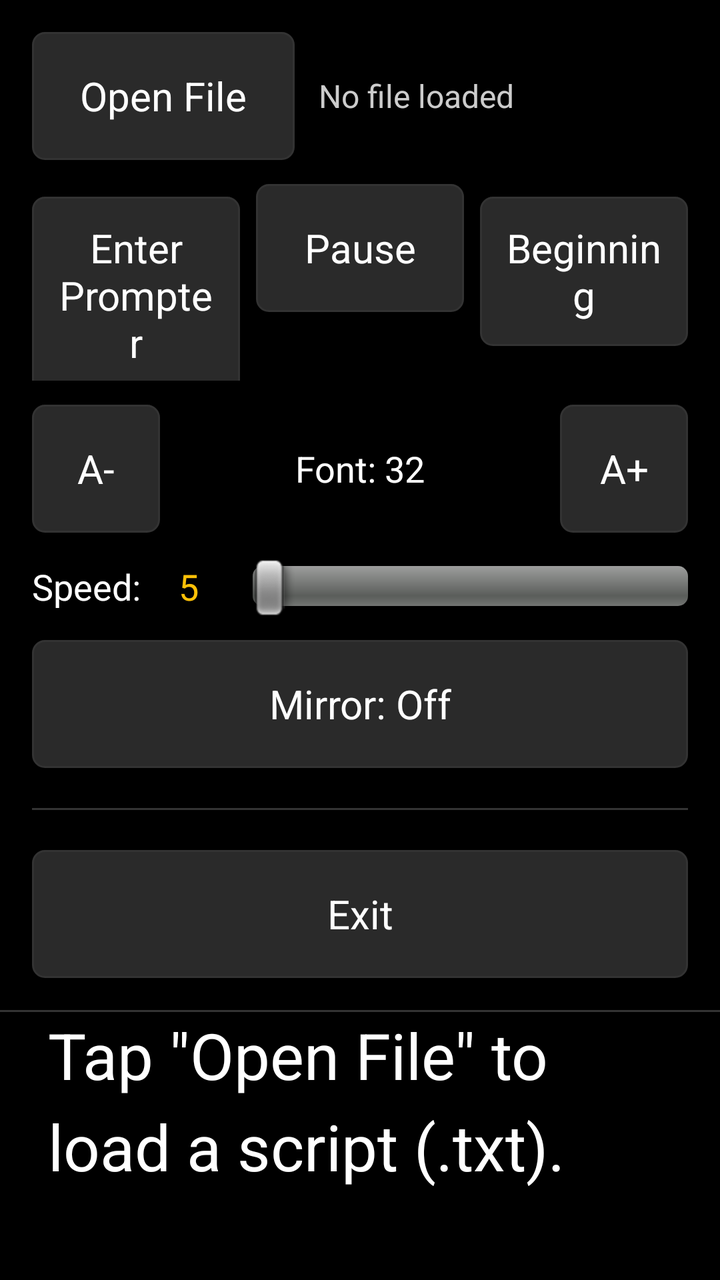
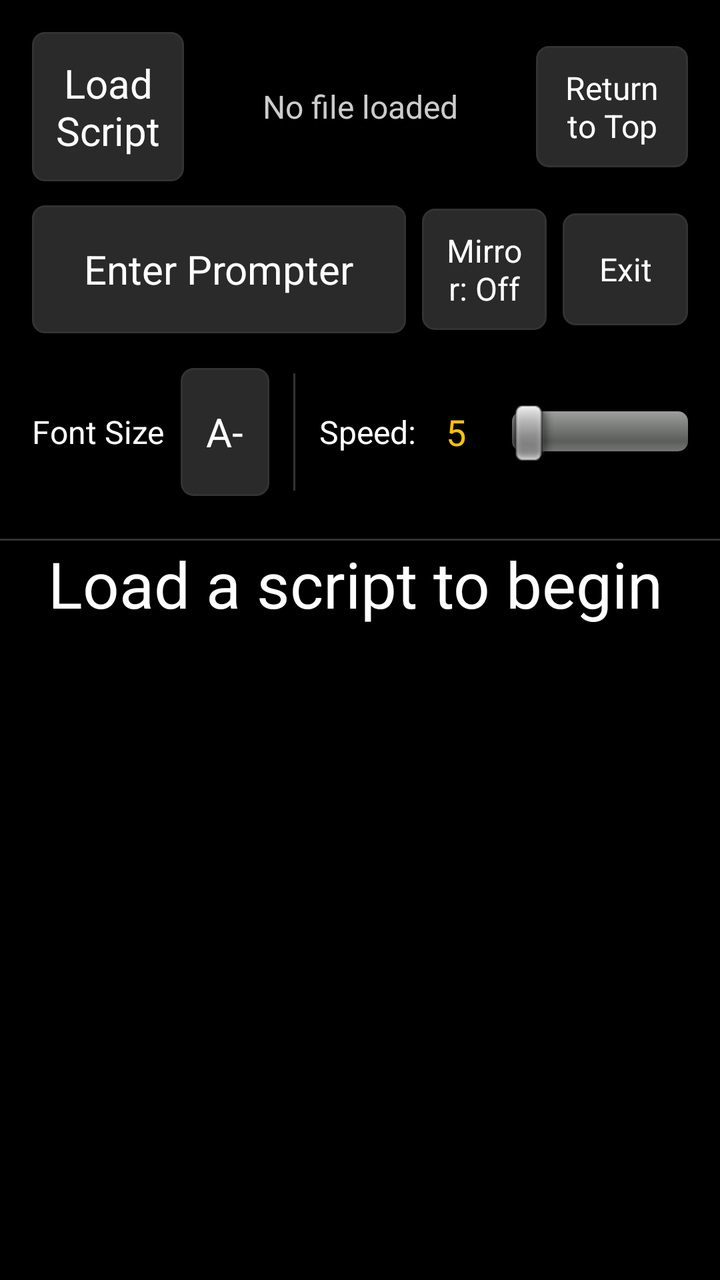

Before-and-after screenshots of an Android layout around one commit, followed by the original layout XML and the change that was made.
<!-- AndroidManifest.xml: application theme AppTheme -->
<!-- res/layout/activity_main.xml -->
<?xml version="1.0" encoding="utf-8"?>
<LinearLayout xmlns:android="http://schemas.android.com/apk/res/android"
    android:layout_width="match_parent"
    android:layout_height="match_parent"
    android:orientation="vertical"
    android:background="@color/background_black">

    <LinearLayout
        android:id="@+id/controlsPanel"
        android:layout_width="match_parent"
        android:layout_height="wrap_content"
        android:orientation="vertical"
        android:background="@color/background_black"
        android:padding="@dimen/control_padding">

        <LinearLayout
            android:layout_width="match_parent"
            android:layout_height="wrap_content"
            android:orientation="horizontal"
            android:gravity="center_vertical">

            <Button
                android:id="@+id/btnOpenFile"
                style="@style/ControlButton"
                android:layout_width="0dp"
                android:layout_height="wrap_content"
                android:layout_weight="1"
                android:text="@string/btn_open_file" />

            <TextView
                android:id="@+id/currentFileLabel"
                android:layout_width="0dp"
                android:layout_height="wrap_content"
                android:layout_weight="1.4"
                android:layout_marginLeft="12dp"
                android:layout_marginStart="12dp"
                android:text="@string/no_file_loaded"
                android:textColor="@color/text_light_gray"
                android:textSize="16sp"
                android:gravity="center_vertical"
                android:maxLines="1"
                android:ellipsize="middle" />
        </LinearLayout>

        <LinearLayout
            android:layout_width="match_parent"
            android:layout_height="wrap_content"
            android:orientation="horizontal"
            android:layout_marginTop="12dp">

            <Button
                android:id="@+id/btnStart"
                style="@style/ControlButton"
                android:layout_width="0dp"
                android:layout_height="wrap_content"
                android:layout_weight="1"
                android:layout_marginRight="8dp"
                android:layout_marginEnd="8dp"
                android:text="@string/btn_start" />

            <Button
                android:id="@+id/btnPause"
                style="@style/ControlButton"
                android:layout_width="0dp"
                android:layout_height="wrap_content"
                android:layout_weight="1"
                android:layout_marginRight="8dp"
                android:layout_marginEnd="8dp"
                android:text="@string/btn_pause" />

            <Button
                android:id="@+id/btnBeginning"
                style="@style/ControlButton"
                android:layout_width="0dp"
                android:layout_height="wrap_content"
                android:layout_weight="1"
                android:text="@string/btn_beginning" />
        </LinearLayout>

        <LinearLayout
            android:layout_width="match_parent"
            android:layout_height="wrap_content"
            android:orientation="horizontal"
            android:layout_marginTop="12dp"
            android:gravity="center_vertical">

            <Button
                android:id="@+id/btnFontDecrease"
                style="@style/ControlButton"
                android:layout_width="wrap_content"
                android:layout_height="wrap_content"
                android:minWidth="64dp"
                android:text="@string/btn_font_decrease" />

            <TextView
                android:id="@+id/fontSizeLabel"
                android:layout_width="0dp"
                android:layout_height="wrap_content"
                android:layout_weight="1"
                android:gravity="center"
                android:textColor="@color/text_white"
                android:textSize="18sp"
                android:text="@string/font_size_default_label" />

            <Button
                android:id="@+id/btnFontIncrease"
                style="@style/ControlButton"
                android:layout_width="wrap_content"
                android:layout_height="wrap_content"
                android:minWidth="64dp"
                android:text="@string/btn_font_increase" />
        </LinearLayout>

        <LinearLayout
            android:layout_width="match_parent"
            android:layout_height="wrap_content"
            android:orientation="horizontal"
            android:layout_marginTop="12dp"
            android:gravity="center_vertical">

            <TextView
                android:layout_width="wrap_content"
                android:layout_height="wrap_content"
                android:text="@string/speed_prefix"
                android:textColor="@color/text_white"
                android:textSize="18sp" />

            <TextView
                android:id="@+id/speedLabel"
                android:layout_width="48dp"
                android:layout_height="wrap_content"
                android:gravity="center"
                android:textColor="@color/accent_amber"
                android:textSize="18sp"
                android:text="@string/speed_default_label" />

            <SeekBar
                android:id="@+id/speedSeekBar"
                android:layout_width="0dp"
                android:layout_height="wrap_content"
                android:layout_weight="1"
                android:layout_marginLeft="8dp"
                android:layout_marginStart="8dp" />
        </LinearLayout>

        <ToggleButton
            android:id="@+id/mirrorToggle"
            android:layout_width="match_parent"
            android:layout_height="wrap_content"
            android:layout_marginTop="12dp"
            android:minHeight="@dimen/control_button_height"
            android:textOn="@string/mirror_on"
            android:textOff="@string/mirror_off"
            android:textColor="@color/text_white"
            android:background="@drawable/button_background"
            android:textSize="@dimen/control_text_size" />

        <View
            android:layout_width="match_parent"
            android:layout_height="1dp"
            android:layout_marginTop="20dp"
            android:background="@color/divider_color" />

        <Button
            android:id="@+id/btnExit"
            style="@style/ControlButton"
            android:layout_width="match_parent"
            android:layout_height="wrap_content"
            android:layout_marginTop="20dp"
            android:text="@string/btn_exit" />
    </LinearLayout>

    <View
        android:layout_width="match_parent"
        android:layout_height="1dp"
        android:background="@color/divider_color" />

    <FrameLayout
        android:id="@+id/fullScreenContainer"
        android:layout_width="match_parent"
        android:layout_height="0dp"
        android:layout_weight="1"
        android:background="@color/background_black">

        <ScrollView
            android:id="@+id/scrollView"
            android:layout_width="match_parent"
            android:layout_height="match_parent"
            android:background="@color/background_black"
            android:scrollbars="none"
            android:fillViewport="true">

            <TextView
                android:id="@+id/scriptText"
                android:layout_width="match_parent"
                android:layout_height="wrap_content"
                android:paddingLeft="24dp"
                android:paddingRight="24dp"
                android:paddingBottom="24dp"
                android:textColor="@color/text_white"
                android:textSize="@dimen/script_default_text_size"
                android:lineSpacingMultiplier="1.2"
                android:text="@string/default_script_placeholder" />
        </ScrollView>

        <TextView
            android:id="@+id/countdownText"
            android:layout_width="wrap_content"
            android:layout_height="wrap_content"
            android:layout_gravity="center"
            android:visibility="gone"
            android:background="@drawable/countdown_background"
            android:paddingLeft="48dp"
            android:paddingRight="48dp"
            android:paddingTop="16dp"
            android:paddingBottom="16dp"
            android:gravity="center"
            android:textColor="@color/text_white"
            android:textStyle="bold"
            android:textSize="@dimen/countdown_text_size" />

        <TextView
            android:id="@+id/tapInstructionText"
            android:layout_width="wrap_content"
            android:layout_height="wrap_content"
            android:layout_gravity="center"
            android:visibility="gone"
            android:clickable="false"
            android:focusable="false"
            android:background="@drawable/countdown_background"
            android:paddingLeft="48dp"
            android:paddingRight="48dp"
            android:paddingTop="16dp"
            android:paddingBottom="16dp"
            android:gravity="center"
            android:textColor="@color/text_white"
            android:textStyle="bold"
            android:text="@string/tap_to_start"
            android:textSize="@dimen/tap_instruction_text_size" />

    </FrameLayout>

</LinearLayout>
<!-- resources referenced by this layout -->
<resources>
  <color name="accent_amber">#FFFFC107</color>
  <color name="background_black">#FF000000</color>
  <color name="divider_color">#FF333333</color>
  <color name="text_light_gray">#FFCCCCCC</color>
  <color name="text_white">#FFFFFFFF</color>
  <dimen name="control_button_height">64dp</dimen>
  <dimen name="control_padding">16dp</dimen>
  <dimen name="control_text_size">20sp</dimen>
  <dimen name="countdown_text_size">140sp</dimen>
  <dimen name="script_default_text_size">32sp</dimen>
  <dimen name="tap_instruction_text_size">64sp</dimen>
  <!-- drawable countdown_background (drawable) -->
  <?xml version="1.0" encoding="utf-8"?>
  <shape xmlns:android="http://schemas.android.com/apk/res/android"
      android:shape="rectangle">
      <solid android:color="#CC000000" />
      <corners android:radius="24dp" />
      <stroke android:width="2dp" android:color="@color/accent_amber" />
  </shape>
  <string name="btn_beginning">Beginning</string>
  <string name="btn_exit">Exit</string>
  <string name="btn_font_decrease">A-</string>
  <string name="btn_font_increase">A+</string>
  <string name="btn_open_file">Open File</string>
  <string name="btn_pause">Pause</string>
  <string name="btn_start">Enter Prompter</string>
  <string name="default_script_placeholder">Tap \"Open File\" to load a script (.txt).</string>
  <string name="font_size_default_label">Font: 32</string>
  <string name="mirror_off">Mirror: Off</string>
  <string name="mirror_on">Mirror: On</string>
  <string name="no_file_loaded">No file loaded</string>
  <string name="speed_default_label">5</string>
  <string name="speed_prefix">Speed:</string>
  <string name="tap_to_start">Tap to Start</string>
  <style name="ControlButton">
          <item name="android:minHeight">@dimen/control_button_height</item>
          <item name="android:textSize">@dimen/control_text_size</item>
          <item name="android:textColor">@color/text_white</item>
          <item name="android:background">@drawable/button_background</item>
          <item name="android:padding">12dp</item>
          <item name="android:textAllCaps">false</item>
      </style>
  <style name="AppTheme" parent="android:Theme.Black.NoTitleBar">
          <item name="android:windowBackground">@color/background_black</item>
      </style>
  <color name="button_pressed">#FF444444</color>
  <color name="button_normal">#FF2A2A2A</color>
  <!-- unchanged entries left out for length: 1 -->
</resources>

<!-- the commit's change to res/layout/activity_main.xml (unified diff, before → after) -->
@@ -13,6 +13,7 @@
         android:background="@color/background_black"
         android:padding="@dimen/control_padding">
 
+        
         <LinearLayout
             android:layout_width="match_parent"
             android:layout_height="wrap_content"
@@ -31,52 +32,66 @@
                 android:id="@+id/currentFileLabel"
                 android:layout_width="0dp"
                 android:layout_height="wrap_content"
-                android:layout_weight="1.4"
+                android:layout_weight="2"
                 android:layout_marginLeft="12dp"
                 android:layout_marginStart="12dp"
+                android:layout_marginRight="12dp"
+                android:layout_marginEnd="12dp"
                 android:text="@string/no_file_loaded"
                 android:textColor="@color/text_light_gray"
                 android:textSize="16sp"
-                android:gravity="center_vertical"
+                android:gravity="center"
                 android:maxLines="1"
                 android:ellipsize="middle" />
+
+            <Button
+                android:id="@+id/btnBeginning"
+                style="@style/SecondaryControlButton"
+                android:layout_width="0dp"
+                android:layout_height="wrap_content"
+                android:layout_weight="1"
+                android:text="@string/btn_beginning" />
         </LinearLayout>
 
+        
         <LinearLayout
             android:layout_width="match_parent"
             android:layout_height="wrap_content"
             android:orientation="horizontal"
-            android:layout_marginTop="12dp">
+            android:layout_marginTop="12dp"
+            android:gravity="center_vertical">
 
             <Button
                 android:id="@+id/btnStart"
                 style="@style/ControlButton"
                 android:layout_width="0dp"
                 android:layout_height="wrap_content"
-                android:layout_weight="1"
+                android:layout_weight="3"
                 android:layout_marginRight="8dp"
                 android:layout_marginEnd="8dp"
                 android:text="@string/btn_start" />
 
-            <Button
-                android:id="@+id/btnPause"
-                style="@style/ControlButton"
+            <ToggleButton
+                android:id="@+id/mirrorToggle"
+                style="@style/SecondaryControlButton"
                 android:layout_width="0dp"
                 android:layout_height="wrap_content"
                 android:layout_weight="1"
                 android:layout_marginRight="8dp"
                 android:layout_marginEnd="8dp"
-                android:text="@string/btn_pause" />
-
-            <Button
-                android:id="@+id/btnBeginning"
-                style="@style/ControlButton"
-                android:layout_width="0dp"
-                android:layout_height="wrap_content"
-                android:layout_weight="1"
-                android:text="@string/btn_beginning" />
+                android:textOn="@string/mirror_on"
+                android:textOff="@string/mirror_off" />
+
+            <Button
+                android:id="@+id/btnExit"
+                style="@style/SecondaryControlButton"
+                android:layout_width="0dp"
+                android:layout_height="wrap_content"
+                android:layout_weight="1"
+                android:text="@string/btn_exit" />
         </LinearLayout>
 
+        
         <LinearLayout
             android:layout_width="match_parent"
             android:layout_height="wrap_content"
@@ -84,90 +99,101 @@
             android:layout_marginTop="12dp"
             android:gravity="center_vertical">
 
-            <Button
-                android:id="@+id/btnFontDecrease"
-                style="@style/ControlButton"
-                android:layout_width="wrap_content"
-                android:layout_height="wrap_content"
-                android:minWidth="64dp"
-                android:text="@string/btn_font_decrease" />
-
-            <TextView
-                android:id="@+id/fontSizeLabel"
-                android:layout_width="0dp"
-                android:layout_height="wrap_content"
-                android:layout_weight="1"
-                android:gravity="center"
-                android:textColor="@color/text_white"
-                android:textSize="18sp"
-                android:text="@string/font_size_default_label" />
-
-            <Button
-                android:id="@+id/btnFontIncrease"
-                style="@style/ControlButton"
-                android:layout_width="wrap_content"
-                android:layout_height="wrap_content"
-                android:minWidth="64dp"
-                android:text="@string/btn_font_increase" />
+            <LinearLayout
+                android:layout_width="0dp"
+                android:layout_height="wrap_content"
+                android:layout_weight="38"
+                android:orientation="horizontal"
+                android:gravity="center_vertical">
+
+                <TextView
+                    android:layout_width="wrap_content"
+                    android:layout_height="wrap_content"
+                    android:layout_marginRight="8dp"
+                    android:layout_marginEnd="8dp"
+                    android:text="@string/font_size_static_label"
+                    android:textColor="@color/text_white"
+                    android:textSize="16sp" />
+
+                <Button
+                    android:id="@+id/btnFontDecrease"
+                    style="@style/ControlButton"
+                    android:layout_width="wrap_content"
+                    android:layout_height="wrap_content"
+                    android:minWidth="56dp"
+                    android:text="@string/btn_font_decrease" />
+
+                <TextView
+                    android:id="@+id/fontSizeLabel"
+                    android:layout_width="wrap_content"
+                    android:layout_height="wrap_content"
+                    android:layout_marginLeft="6dp"
+                    android:layout_marginStart="6dp"
+                    android:layout_marginRight="6dp"
+                    android:layout_marginEnd="6dp"
+                    android:minWidth="40dp"
+                    android:gravity="center"
+                    android:textColor="@color/accent_amber"
+                    android:textSize="18sp"
+                    android:text="@string/font_size_default_label" />
+
+                <Button
+                    android:id="@+id/btnFontIncrease"
+                    style="@style/ControlButton"
+                    android:layout_width="wrap_content"
+                    android:layout_height="wrap_content"
+                    android:minWidth="56dp"
+                    android:text="@string/btn_font_increase" />
+            </LinearLayout>
+
+            <View
+                android:layout_width="@dimen/adjustment_divider_width"
+                android:layout_height="match_parent"
+                android:layout_marginLeft="12dp"
+                android:layout_marginStart="12dp"
+                android:layout_marginRight="12dp"
+                android:layout_marginEnd="12dp"
+                android:layout_marginTop="@dimen/adjustment_divider_vertical_margin"
+                android:layout_marginBottom="@dimen/adjustment_divider_vertical_margin"
+                android:background="@color/divider_color"
+                android:clickable="false"
+                android:focusable="false" />
+
+            <LinearLayout
+                android:layout_width="0dp"
+                android:layout_height="wrap_content"
+                android:layout_weight="59"
+                android:orientation="horizontal"
+                android:gravity="center_vertical">
+
+                <TextView
+                    android:layout_width="wrap_content"
+                    android:layout_height="wrap_content"
+                    android:text="@string/speed_prefix"
+                    android:textColor="@color/text_white"
+                    android:textSize="16sp" />
+
+                <TextView
+                    android:id="@+id/speedLabel"
+                    android:layout_width="wrap_content"
+                    android:layout_height="wrap_content"
+                    android:minWidth="32dp"
+                    android:layout_marginLeft="4dp"
+                    android:layout_marginStart="4dp"
+                    android:gravity="center"
+                    android:textColor="@color/accent_amber"
+                    android:textSize="18sp"
+                    android:text="@string/speed_default_label" />
+
+                <SeekBar
+                    android:id="@+id/speedSeekBar"
+                    android:layout_width="0dp"
+                    android:layout_height="wrap_content"
+                    android:layout_weight="1"
+                    android:layout_marginLeft="12dp"
+                    android:layout_marginStart="12dp" />
+            </LinearLayout>
         </LinearLayout>
-
-        <LinearLayout
-            android:layout_width="match_parent"
-            android:layout_height="wrap_content"
-            android:orientation="horizontal"
-            android:layout_marginTop="12dp"
-            android:gravity="center_vertical">
-
-            <TextView
-                android:layout_width="wrap_content"
-                android:layout_height="wrap_content"
-                android:text="@string/speed_prefix"
-                android:textColor="@color/text_white"
-                android:textSize="18sp" />
-
-            <TextView
-                android:id="@+id/speedLabel"
-                android:layout_width="48dp"
-                android:layout_height="wrap_content"
-                android:gravity="center"
-                android:textColor="@color/accent_amber"
-                android:textSize="18sp"
-                android:text="@string/speed_default_label" />
-
-            <SeekBar
-                android:id="@+id/speedSeekBar"
-                android:layout_width="0dp"
-                android:layout_height="wrap_content"
-                android:layout_weight="1"
-                android:layout_marginLeft="8dp"
-                android:layout_marginStart="8dp" />
-        </LinearLayout>
-
-        <ToggleButton
-            android:id="@+id/mirrorToggle"
-            android:layout_width="match_parent"
-            android:layout_height="wrap_content"
-            android:layout_marginTop="12dp"
-            android:minHeight="@dimen/control_button_height"
-            android:textOn="@string/mirror_on"
-            android:textOff="@string/mirror_off"
-            android:textColor="@color/text_white"
-            android:background="@drawable/button_background"
-            android:textSize="@dimen/control_text_size" />
-
-        <View
-            android:layout_width="match_parent"
-            android:layout_height="1dp"
-            android:layout_marginTop="20dp"
-            android:background="@color/divider_color" />
-
-        <Button
-            android:id="@+id/btnExit"
-            style="@style/ControlButton"
-            android:layout_width="match_parent"
-            android:layout_height="wrap_content"
-            android:layout_marginTop="20dp"
-            android:text="@string/btn_exit" />
     </LinearLayout>
 
     <View
<!-- resource entries referenced after the edit -->
@@ -5,9 +5,13 @@
   <color name="divider_color">#FF333333</color>
   <color name="text_light_gray">#FFCCCCCC</color>
   <color name="text_white">#FFFFFFFF</color>
+  <dimen name="adjustment_divider_vertical_margin">8dp</dimen>
+  <dimen name="adjustment_divider_width">1dp</dimen>
   <dimen name="control_button_height">64dp</dimen>
   <dimen name="control_padding">16dp</dimen>
   <dimen name="control_text_size">20sp</dimen>
+  <dimen name="secondary_button_height">56dp</dimen>
+  <dimen name="secondary_text_size">16sp</dimen>
   <dimen name="countdown_text_size">140sp</dimen>
   <dimen name="script_default_text_size">32sp</dimen>
   <dimen name="tap_instruction_text_size">64sp</dimen>
@@ -19,15 +23,15 @@
       <corners android:radius="24dp" />
       <stroke android:width="2dp" android:color="@color/accent_amber" />
   </shape>
-  <string name="btn_beginning">Beginning</string>
+  <string name="btn_beginning">Return to Top</string>
   <string name="btn_exit">Exit</string>
   <string name="btn_font_decrease">A-</string>
   <string name="btn_font_increase">A+</string>
-  <string name="btn_open_file">Open File</string>
-  <string name="btn_pause">Pause</string>
+  <string name="btn_open_file">Load Script</string>
   <string name="btn_start">Enter Prompter</string>
-  <string name="default_script_placeholder">Tap \"Open File\" to load a script (.txt).</string>
-  <string name="font_size_default_label">Font: 32</string>
+  <string name="default_script_placeholder">Load a script to begin</string>
+  <string name="font_size_default_label">32</string>
+  <string name="font_size_static_label">Font Size</string>
   <string name="mirror_off">Mirror: Off</string>
   <string name="mirror_on">Mirror: On</string>
   <string name="no_file_loaded">No file loaded</string>
@@ -42,6 +46,14 @@
           <item name="android:padding">12dp</item>
           <item name="android:textAllCaps">false</item>
       </style>
+  <style name="SecondaryControlButton">
+          <item name="android:minHeight">@dimen/secondary_button_height</item>
+          <item name="android:textSize">@dimen/secondary_text_size</item>
+          <item name="android:textColor">@color/text_white</item>
+          <item name="android:background">@drawable/button_background</item>
+          <item name="android:padding">10dp</item>
+          <item name="android:textAllCaps">false</item>
+      </style>
   <style name="AppTheme" parent="android:Theme.Black.NoTitleBar">
           <item name="android:windowBackground">@color/background_black</item>
       </style>
